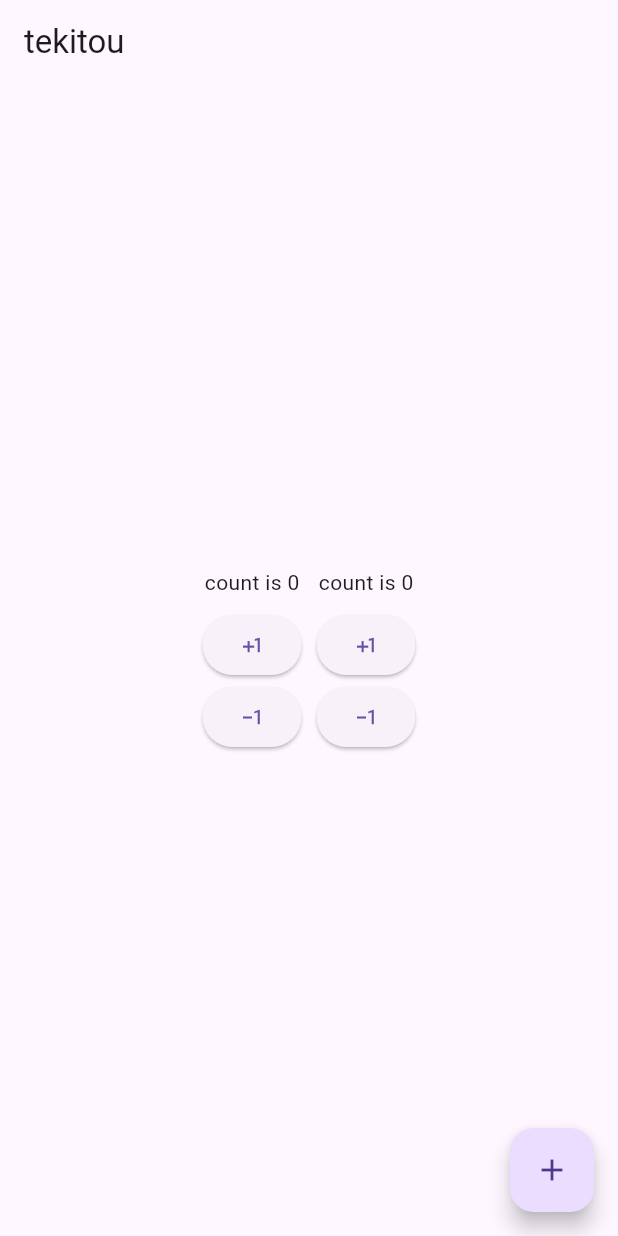
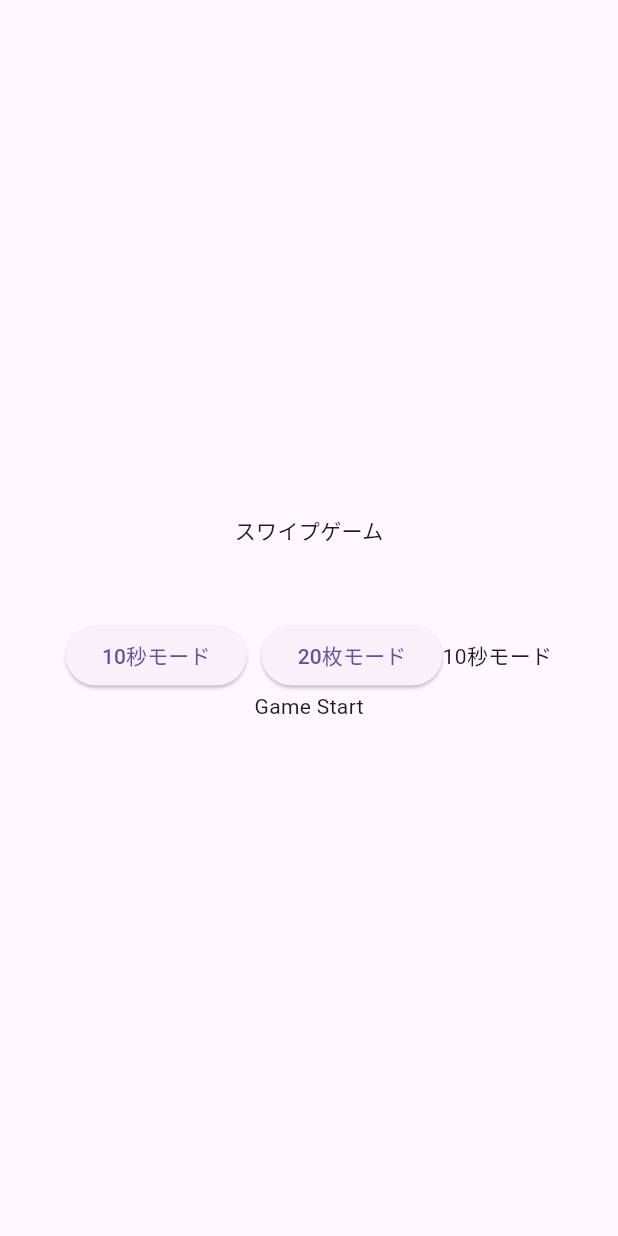
Before and after one commit to sutekami/swiping_game, a Flutter app: the screen it shows after launch, on a phone screen of 412 x 824 dp. Run offline on Flutter 3.47's test engine with Material 3 defaults, Android fonts, the phone set to English and light mode, and no system bars; our stand-ins replace flutter_riverpod.

Commit message:
add: いろいろ追加

```diff
--- /dev/null
+++ b/my_app/lib/components/play_game_button.dart
@@ -0,0 +1,8 @@
+import 'package:flutter/material.dart';
+
+class PlayGameButton extends StatelessWidget {
+  @override
+  Widget build(BuildContext context) {
+    return Text("Game Start");
+  }
+}
--- /dev/null
+++ b/my_app/lib/components/select_game_mode_button.dart
@@ -0,0 +1,38 @@
+import 'package:flutter/material.dart';
+import 'package:flutter_riverpod/flutter_riverpod.dart';
+import 'package:my_app/state/game_settings_state_norifier.dart';
+
+class SelectGameModeButton extends StatelessWidget {
+  @override
+  Widget build(BuildContext context) {
+    return Consumer(builder: (context, ref, _) {
+      final gameSettingState = ref.watch(gameSettingProvider);
+
+      return Row(
+        mainAxisAlignment: MainAxisAlignment.center,
+        children: [
+          ElevatedButton(
+            onPressed: () {
+              ref
+                  .read(gameSettingProvider.notifier)
+                  .switchGameMode(GameMode.tenSeconds);
+            },
+            child: Text("10秒モード"),
+          ),
+          const SizedBox(width: 10),
+          ElevatedButton(
+            onPressed: () {
+              ref
+                  .read(gameSettingProvider.notifier)
+                  .switchGameMode(GameMode.twentyCards);
+            },
+            child: Text("20枚モード"),
+          ),
+          Text(gameSettingState.mode == GameMode.tenSeconds
+              ? "10秒モード"
+              : "20枚モード"),
+        ],
+      );
+    });
+  }
+}
--- a/my_app/lib/main.dart
+++ b/my_app/lib/main.dart
@@ -1,131 +1,36 @@
-import 'dart:ui';
+// library
+import 'package:flutter/material.dart';
+import 'package:flutter_riverpod/flutter_riverpod.dart';
+// pages
+import 'package:my_app/pages/game.dart';
+import 'package:my_app/pages/main_menu.dart';
+// state
+import 'package:my_app/state/game_settings_state_norifier.dart';
 
-import 'package:flutter/material.dart';
-import 'package:provider/provider.dart';
+void main() => runApp(ProviderScope(child: MyApp()));
 
-void main() => runApp(RootAppWidget());
+class MyApp extends StatelessWidget {
+  MyApp({Key? key}) : super(key: key);
 
-class CountData1 extends ChangeNotifier {
-  int count = 0;
-
-  void increment() {
-    count++;
-    notifyListeners();
-  }
-
-  void decrement() {
-    count--;
-    notifyListeners();
-  }
-}
-
-class CountData2 extends ChangeNotifier {
-  int count = 0;
-
-  void increment() {
-    count++;
-    notifyListeners();
-  }
-
-  void decrement() {
-    count--;
-    notifyListeners();
-  }
-}
-
-class RootAppWidget extends StatelessWidget {
   @override
   Widget build(BuildContext context) {
     return MaterialApp(
-      home: MultiProvider(
-        providers: [
-          ChangeNotifierProvider(create: (_) => CountData1()),
-          ChangeNotifierProvider(create: (_) => CountData2()),
-        ],
-        child: HomeWidget(),
-      ),
+      theme: ThemeData(useMaterial3: true),
+      home: BaseWidget(),
       debugShowCheckedModeBanner: false,
     );
   }
 }
 
-class HomeWidget extends StatelessWidget {
+class BaseWidget extends StatelessWidget {
   @override
   Widget build(BuildContext context) {
-    return Scaffold(
-      appBar: AppBar(
-        title: Text('tekitou'),
-      ),
-      body: Row(
-        mainAxisAlignment: MainAxisAlignment.center,
-        children: [
-          DisplayCountData1(),
-          SizedBox(
-            width: 10,
-          ),
-          DisplayCountData2(),
-        ],
-      ),
-      floatingActionButton: FloatingActionButton(
-        onPressed: () => {
-          Navigator.push(
-              context, MaterialPageRoute(builder: (context) => PracNavigator()))
-        },
-        child: Icon(Icons.add),
-      ),
-    );
+    return Consumer(builder: (context, ref, _) {
+      final gameSettingState = ref.watch(gameSettingProvider);
+
+      return Scaffold(
+        body: gameSettingState.isGame ? Game() : MainMenu(),
+      );
+    });
   }
 }
-
-class DisplayCountData1 extends StatelessWidget {
-  @override
-  Widget build(BuildContext context) {
-    return Column(
-      mainAxisAlignment: MainAxisAlignment.center,
-      children: [
-        Text("count is ${context.watch<CountData1>().count}"),
-        SizedBox(height: 8),
-        ElevatedButton(
-            onPressed: () => context.read<CountData2>().increment(),
-            child: Icon(Icons.plus_one)),
-        ElevatedButton(
-            onPressed: () => context.read<CountData1>().decrement(),
-            child: Icon(Icons.exposure_minus_1)),
-      ],
-    );
-  }
-}
-
-class DisplayCountData2 extends StatelessWidget {
-  @override
-  Widget build(BuildContext context) {
-    return Column(
-      mainAxisAlignment: MainAxisAlignment.center,
-      children: [
-        Text("count is ${context.watch<CountData2>().count}"),
-        SizedBox(height: 8),
-        ElevatedButton(
-            onPressed: () => context.read<CountData1>().increment(),
-            child: Icon(Icons.plus_one)),
-        ElevatedButton(
-            onPressed: () => context.read<CountData2>().decrement(),
-            child: Icon(Icons.exposure_minus_1)),
-      ],
-    );
-  }
-}
-
-class PracNavigator extends StatelessWidget {
-  @override
-  Widget build(BuildContext context) {
-    return Scaffold(
-      appBar: AppBar(
-        title: Text('遷移先を表示中'),
-      ),
-      floatingActionButton: FloatingActionButton(
-        onPressed: () => Navigator.pop(context),
-        child: Icon(Icons.arrow_back),
-      ),
-    );
-  }
-}
--- /dev/null
+++ b/my_app/lib/pages/game.dart
@@ -0,0 +1,8 @@
+import 'package:flutter/material.dart';
+
+class Game extends StatelessWidget {
+  @override
+  Widget build(BuildContext context) {
+    return Text("");
+  }
+}
--- /dev/null
+++ b/my_app/lib/pages/main_menu.dart
@@ -0,0 +1,28 @@
+import 'package:flutter/material.dart';
+import 'package:flutter_riverpod/flutter_riverpod.dart';
+import 'package:my_app/components/play_game_button.dart';
+import 'package:my_app/components/select_game_mode_button.dart';
+import 'package:my_app/state/game_settings_state_norifier.dart';
+
+class MainMenu extends StatelessWidget {
+  @override
+  Widget build(BuildContext context) {
+    return Center(
+      child: Consumer(
+        builder: (context, ref, _) {
+          final gameSettingsState = ref.watch(gameSettingProvider);
+
+          return Column(
+            mainAxisAlignment: MainAxisAlignment.center,
+            children: [
+              Text("スワイプゲーム"),
+              const SizedBox(height: 50),
+              SelectGameModeButton(),
+              PlayGameButton(),
+            ],
+          );
+        },
+      ),
+    );
+  }
+}
```
Also changed, not shown: my_app/lib/state/game_settings_state_norifier.dart (added, +41 -0 lines), my_app/pubspec.yaml (+11 -0 lines), my_app/lib/components/card.dart (added), my_app/pubspec.lock, 2 other files.
